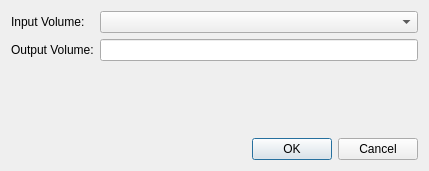
Above: ProzessUI/curvaturevolumedialog.ui from fsoos74/su before the change. Below: the same form after it.
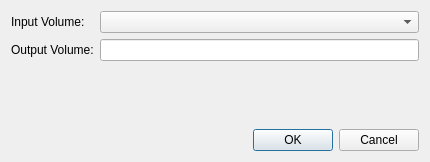
That is the form after the change.

Diff of the .ui file:
```diff
--- a/ProzessUI/curvaturevolumedialog.ui
+++ b/ProzessUI/curvaturevolumedialog.ui
@@ -6,8 +6,8 @@
    <rect>
     <x>0</x>
     <y>0</y>
-    <width>429</width>
-    <height>171</height>
+    <width>430</width>
+    <height>162</height>
    </rect>
   </property>
   <property name="windowTitle">
```
